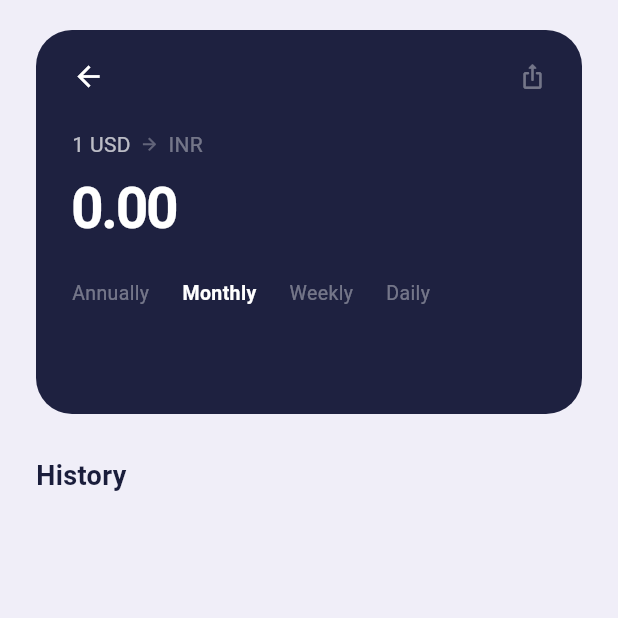
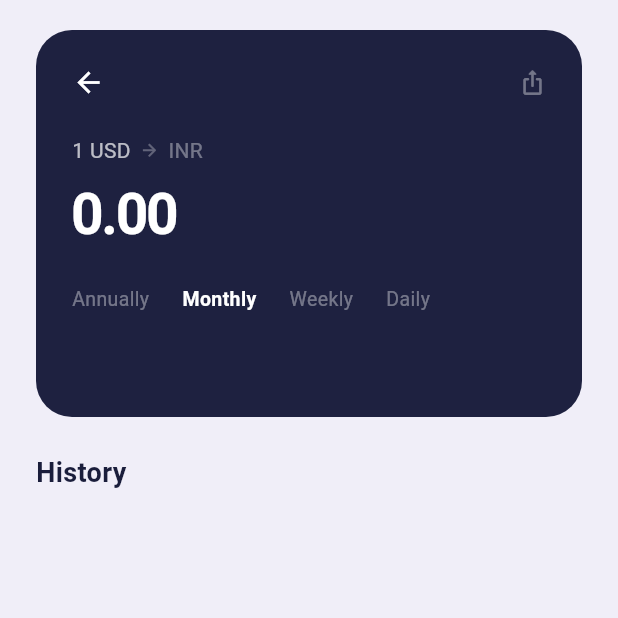
Before and after one commit to harshit2k4/rate_link, a Flutter app: the DetailView screen opened by its route, on a phone screen of 412 x 824 dp, the top half of it. Run offline on Flutter 3.47's test engine with Material 3 defaults, Android fonts, the phone set to English and light mode, and no system bars; our stand-ins replace connectivity_plus, dio, fl_chart, get, hive, hive_flutter and 1 more; accounts and stored records are empty; network calls fail.

Commit message:
fix(ui): add adaptive chart height and spacing

```diff
--- a/lib/modules/detail/detail_view.dart
+++ b/lib/modules/detail/detail_view.dart
@@ -28,6 +28,7 @@ class DetailView extends GetView<DetailController> {
                   ),
                 )
               : CustomScrollView(
+                  physics: const ClampingScrollPhysics(),
                   slivers: [
                     SliverToBoxAdapter(child: _buildTopCard(context)),
                     SliverToBoxAdapter(child: _buildHistoryHeader(context)),
@@ -46,17 +47,35 @@ class DetailView extends GetView<DetailController> {
     );
   }
 
+  // All spacing and chart height derived from screen height so it
+  // fits on any phone without overflow
   Widget _buildTopCard(BuildContext context) {
+    final screenH = MediaQuery.of(context).size.height;
+    final isCompact = screenH < 680;
+
+    // Chart height: 20% of screen, clamped between 80 and 160
+    final chartH = (screenH * 0.20).clamp(80.0, 160.0);
+
+    // Vertical gaps shrink on compact screens
+    final gapAfterBack = isCompact ? 14.0 : 24.0;
+    final gapBeforeTabs = isCompact ? 12.0 : 20.0;
+    final gapBeforeChart = isCompact ? 10.0 : 16.0;
+    final cardPad = isCompact ? 18.0 : 24.0;
+    final topMargin = isCompact ? 12.0 : 20.0;
+    final rateFS = isCompact ? 30.0 : 38.0;
+
     return RepaintBoundary(
       key: _cardKey,
       child: Container(
-        margin: const EdgeInsets.fromLTRB(24, 20, 24, 0),
+        margin: EdgeInsets.fromLTRB(24, topMargin, 24, 0),
         decoration: BoxDecoration(
           color: AppColors.darkCard,
           borderRadius: BorderRadius.circular(24),
         ),
-        padding: const EdgeInsets.fromLTRB(24, 20, 24, 24),
+        padding: EdgeInsets.all(cardPad),
         child: Column(
+          // min so the card never forces more height than its content needs
+          mainAxisSize: MainAxisSize.min,
           crossAxisAlignment: CrossAxisAlignment.start,
           children: [
             // Back + share row
@@ -81,7 +100,9 @@ class DetailView extends GetView<DetailController> {
                 ),
               ],
             ),
-            const SizedBox(height: 24),
+            SizedBox(height: gapAfterBack),
+
+            // Pair label
             Row(
               children: [
                 Text(
@@ -102,15 +123,19 @@ class DetailView extends GetView<DetailController> {
               ],
             ),
             const SizedBox(height: 6),
+
+            // Rate
             Text(
               formatRate(controller.rate.value),
-              style: const TextStyle(
+              style: TextStyle(
                 color: Colors.white,
-                fontSize: 38,
+                fontSize: rateFS,
                 fontWeight: FontWeight.bold,
                 letterSpacing: -1.5,
               ),
             ),
+
+            // Change (hidden when zero)
             if (!isZeroChange(controller.rateChange.value))
               Padding(
                 padding: const EdgeInsets.only(top: 2),
@@ -125,12 +150,16 @@ class DetailView extends GetView<DetailController> {
                   ),
                 ),
               ),
-            const SizedBox(height: 20),
+
+            SizedBox(height: gapBeforeTabs),
             _buildPeriodTabs(),
-            const SizedBox(height: 16),
+            SizedBox(height: gapBeforeChart),
+
+            // Chart only when there are enough points
             if (controller.chartSpots.length > 1)
-              SizedBox(height: 160, child: _buildDetailChart()),
-            const SizedBox(height: 14),
+              SizedBox(height: chartH, child: _buildDetailChart(chartH)),
+
+            const SizedBox(height: 12),
             Text(
               formatDisplayDate(controller.currentDate.value),
               style: const TextStyle(color: Colors.white38, fontSize: 12),
@@ -163,14 +192,19 @@ class DetailView extends GetView<DetailController> {
     );
   }
 
-  Widget _buildDetailChart() {
+  Widget _buildDetailChart(double chartH) {
     final spots = controller.chartSpots;
     final values = spots.map((s) => s.y).toList();
     final minVal = values.reduce((a, b) => a < b ? a : b);
     final maxVal = values.reduce((a, b) => a > b ? a : b);
     final range = maxVal - minVal;
-    final pad = range == 0 ? 10.0 : range * 0.15;
-    final interval = range == 0 ? 10.0 : range / 3;
+    final pad = range == 0 ? 1.0 : range * 0.15;
+    final interval = range == 0 ? 1.0 : range / 3;
+
+    // On compact screens use fewer Y-axis labels
+    final reservedSize = chartH < 100 ? 44.0 : 56.0;
+    final axisFS = chartH < 100 ? 9.0 : 10.0;
+
     return LineChart(
       LineChartData(
         minY: minVal - pad,
@@ -195,13 +229,13 @@ class DetailView extends GetView<DetailController> {
           leftTitles: AxisTitles(
             sideTitles: SideTitles(
               showTitles: true,
-              reservedSize: 56,
+              reservedSize: reservedSize,
               interval: interval,
               getTitlesWidget: (value, _) => Padding(
-                padding: const EdgeInsets.only(right: 8),
+                padding: const EdgeInsets.only(right: 6),
                 child: Text(
                   _axisLabel(value),
-                  style: const TextStyle(color: Colors.white38, fontSize: 10),
+                  style: TextStyle(color: Colors.white38, fontSize: axisFS),
                   textAlign: TextAlign.right,
                 ),
               ),
@@ -232,12 +266,12 @@ class DetailView extends GetView<DetailController> {
     if (value.abs() >= 1000) {
       return '${(value / 1000).toStringAsFixed(1)}K';
     }
-    return value.toStringAsFixed(2);
+    return value.toStringAsFixed(value.abs() < 10 ? 3 : 2);
   }
 
   Widget _buildHistoryHeader(BuildContext context) {
     return Padding(
-      padding: const EdgeInsets.fromLTRB(24, 28, 24, 4),
+      padding: const EdgeInsets.fromLTRB(24, 24, 24, 4),
       child: Text(
         'History',
         style: TextStyle(
@@ -368,13 +402,13 @@ class DetailView extends GetView<DetailController> {
   Future<void> _shareAsText() async {
     final base = controller.baseCurrency.value;
     final target = controller.targetCurrency.value;
-    final rate = formatRate(controller.rate.value);
+    final rateStr = formatRate(controller.rate.value);
     final change = controller.rateChange.value;
     final changePart = isZeroChange(change)
         ? ''
         : '\nChange today: ${formatChange(change)}';
     await Share.share(
-      '1 $base = $rate $target$changePart\n\nShared via RateFlip',
+      '1 $base = $rateStr $target$changePart\n\nShared via RateFlip',
     );
   }
 
@@ -386,16 +420,15 @@ class DetailView extends GetView<DetailController> {
       final image = await boundary.toImage(pixelRatio: 3.0);
       final byteData = await image.toByteData(format: ui.ImageByteFormat.png);
       if (byteData == null) return _shareAsText();
-      final bytes = byteData.buffer.asUint8List();
       final dir = await getTemporaryDirectory();
-      final base = controller.baseCurrency.value;
-      final target = controller.targetCurrency.value;
-      final file = File('${dir.path}/rateflip_detail_${base}_$target.png');
-      await file.writeAsBytes(bytes);
+      final file = File(
+        '${dir.path}/rateflip_${controller.baseCurrency.value}_${controller.targetCurrency.value}.png',
+      );
+      await file.writeAsBytes(byteData.buffer.asUint8List());
       await Share.shareXFiles(
         [XFile(file.path)],
         text:
-            '1 $base = ${formatRate(controller.rate.value)} $target · RateFlip',
+            '1 ${controller.baseCurrency.value} = ${formatRate(controller.rate.value)} ${controller.targetCurrency.value} · RateFlip',
       );
     } catch (_) {
       await _shareAsText();
```
